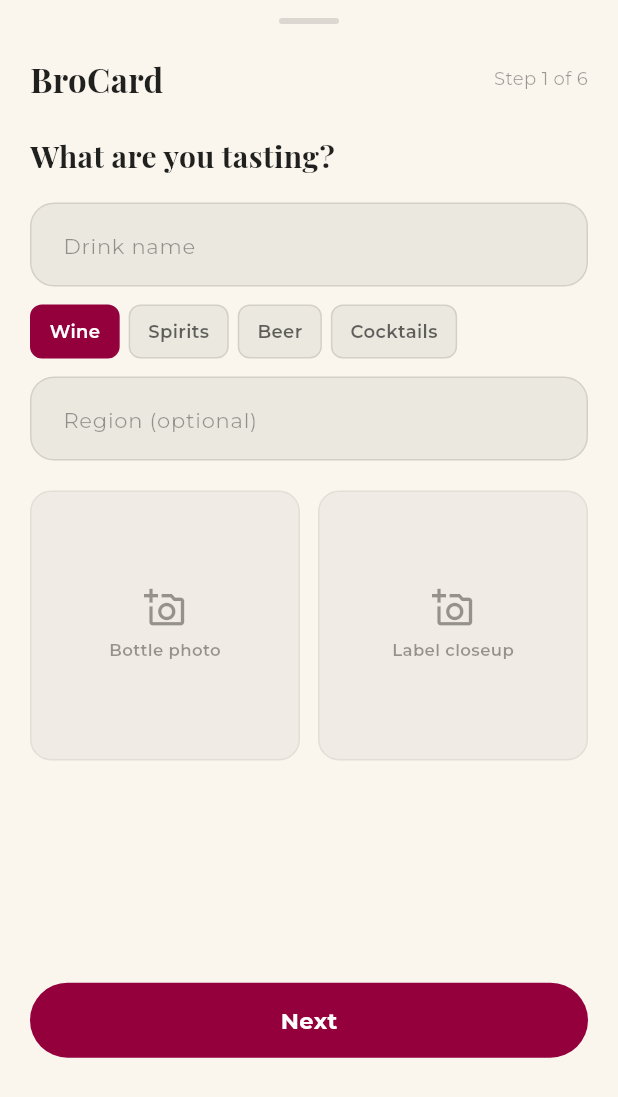
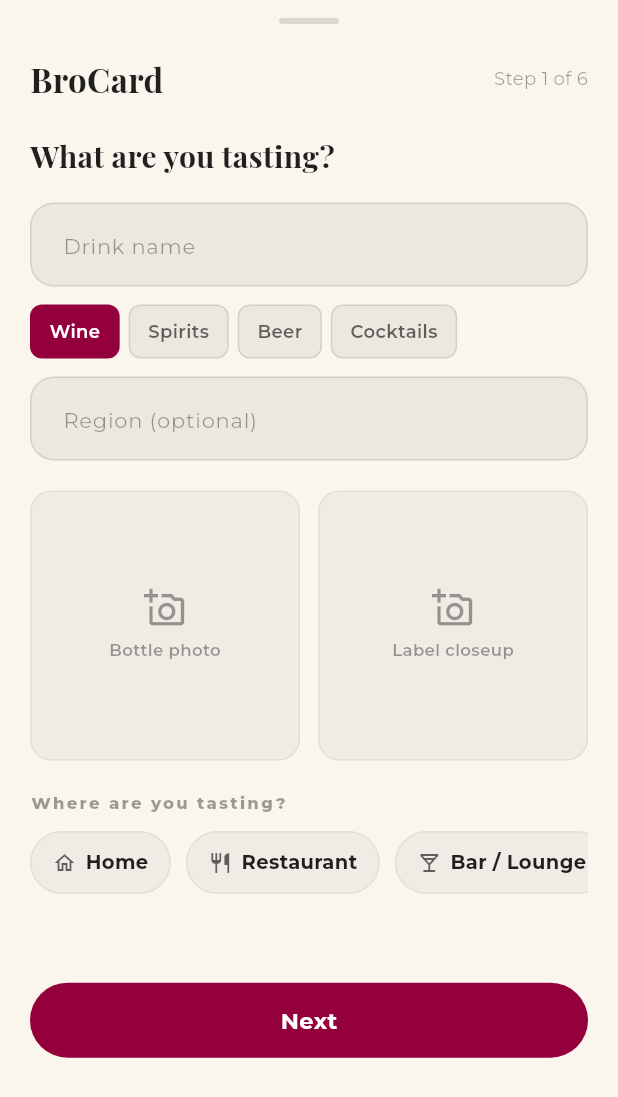
Before and after one commit to dushyantb11-rgb/winebro, a Flutter app: the BroCardSheet widget shown alone on an empty page, opened directly, on a phone screen of 412 x 824 dp. Shown: the top 1097 px of the screen. Run offline on Flutter 3.47's test engine with Material 3 defaults, Android fonts, the phone set to English and light mode, and no system bars; our stand-ins replace cloud_firestore, firebase_auth, firebase_core, firebase_crashlytics, firebase_messaging, firebase_storage and 6 more; missing offline and left inert: google_mlkit_text_recognition, string_similarity; accounts and stored records are empty.

Commit message:
feat(journal): S3.3 — occasion tagging on Quick-log + BroCard (D10) (#25)
Replaces the original "Restaurant mode" sprint item with the
strategic core: occasion tagging that generates D10
"Occasion-context patterns" without OCR. OCR menu scan deferred
to v1.1.

Why scoped down: OCR + pairing-resolver + new full-screen flow
was 4d of work for the same data asset that 6 chips + a single
field write generates. Per user direction: skip OCR.

App (lib/features/journal/):
- domain/journal_context.dart — JournalContext enum: home /
  restaurant / bar / party / travel / other. Distinct from the
  pairing-engine Occasion enum (Date Night / BBQ etc.) which
  modifies engine axes; this one tags WHERE the user is.
- presentation/widgets/occasion_chips.dart — horizontal chip
  scroller, single-select, tap-to-clear. Reused in both sheets.
- presentation/widgets/quick_log_sheet.dart — chips between food
  + buyAgain; saved to JournalEntry.occasion as code string.
- presentation/screens/journal_screen.dart — chips at the bottom
  of the BroCardSheet Info step (after photo slots), saved to
  the same field.

l10n: 7 new keys (occasionPrompt + 6 contexts).

JournalEntry.occasion (existing String? field, previously unused
by writers) is now populated by both save paths. Back-compat:
loaders default to null when missing.

Verified:
- flutter analyze lib/ — 0 errors, 0 warnings
- flutter test test/unit/ — 91/91 passing (no regressions)
- flutter build apk --debug — exit 0

No deployment needed: pure client-side, writes to existing field.

D10 starts collecting: every Quick-log + BroCard from now on adds
one row to the dataset that powers brand B2B insights ("X% of
Sula Sauvignon Blanc happens at restaurants vs Y% at home").

Co-authored-by: PrasannaSwati-UI <300630@ust.com>

```diff
--- /dev/null
+++ b/lib/features/journal/domain/journal_context.dart
@@ -0,0 +1,32 @@
+import 'package:flutter/material.dart';
+
+/// Where / why the user was drinking. Persisted to
+/// `JournalEntry.occasion` (free-form String) using these codes.
+///
+/// D10 "Occasion-context patterns" — every saved BroCard / Quick-log
+/// adds one row to the cohort: home tasting vs out vs travel.
+/// Year-1 target: 3,000 occasion-tagged entries.
+///
+/// Distinct from `core/constants/pairing_constants.Occasion` which is
+/// the pairing-engine context modifier (Date Night, BBQ, etc.).
+/// That's about *what* they want; this is about *where they are*.
+enum JournalContext {
+  home(code: 'home', icon: Icons.home_outlined),
+  restaurant(code: 'restaurant', icon: Icons.restaurant_outlined),
+  bar(code: 'bar', icon: Icons.local_bar_outlined),
+  party(code: 'party', icon: Icons.celebration_outlined),
+  travel(code: 'travel', icon: Icons.flight_outlined),
+  other(code: 'other', icon: Icons.more_horiz);
+
+  const JournalContext({required this.code, required this.icon});
+  final String code;
+  final IconData icon;
+
+  static JournalContext? fromCode(String? c) {
+    if (c == null || c.isEmpty) return null;
+    return JournalContext.values.firstWhere(
+      (j) => j.code == c,
+      orElse: () => JournalContext.other,
+    );
+  }
+}
--- a/lib/features/journal/presentation/screens/journal_screen.dart
+++ b/lib/features/journal/presentation/screens/journal_screen.dart
@@ -12,7 +12,9 @@ import 'package:winebro/core/utils/formatters.dart';
 import 'package:winebro/features/aroma_wheel/domain/aroma_taxonomy.dart';
 import 'package:image_picker/image_picker.dart';
 import 'package:winebro/features/journal/data/brocard_photo_service.dart';
+import 'package:winebro/features/journal/domain/journal_context.dart';
 import 'package:winebro/features/journal/domain/journal_entry.dart';
+import 'package:winebro/features/journal/presentation/widgets/occasion_chips.dart';
 import 'package:winebro/features/journal/presentation/widgets/quick_log_sheet.dart';
 import 'package:winebro/features/profile/data/gamification_service.dart';
 import 'package:winebro/shared/widgets/hero_photo_card.dart';
@@ -592,6 +594,7 @@ class _BroCardSheetState extends ConsumerState<BroCardSheet> {
   String? _bottlePhotoUrl;
   String? _labelPhotoUrl;
   bool _photoUploading = false;
+  JournalContext? _context;
   late final String _draftId =
       DateTime.now().millisecondsSinceEpoch.toString();
 
@@ -637,6 +640,7 @@ class _BroCardSheetState extends ConsumerState<BroCardSheet> {
       buyAgain: _buyAgain,
       bottlePhotoUrl: _bottlePhotoUrl,
       labelPhotoUrl: _labelPhotoUrl,
+      occasion: _context?.code,
     );
 
     await FirebaseFirestore.instance
@@ -796,6 +800,21 @@ class _BroCardSheetState extends ConsumerState<BroCardSheet> {
               ),
             ),
           ],
+        ),
+        const SizedBox(height: 20),
+        Text(
+          l10n.occasionPrompt,
+          style: TextStyle(
+            color: colors.textTertiary,
+            fontSize: 11,
+            fontWeight: FontWeight.w800,
+            letterSpacing: 1.5,
+          ),
+        ),
+        const SizedBox(height: 10),
+        OccasionChips(
+          selected: _context,
+          onChanged: (c) => setState(() => _context = c),
         ),
       ],
     );
--- /dev/null
+++ b/lib/features/journal/presentation/widgets/occasion_chips.dart
@@ -0,0 +1,108 @@
+import 'package:flutter/material.dart';
+import 'package:flutter/services.dart';
+import 'package:winebro/core/l10n/l10n_extension.dart';
+import 'package:winebro/core/theme/app_colors.dart';
+import 'package:winebro/features/journal/domain/journal_context.dart';
+
+/// Horizontal scroller of context chips used by Quick-log + BroCard.
+/// Single-select; tapping the active one clears the selection so the
+/// user can opt out without an explicit "none" tile.
+class OccasionChips extends StatelessWidget {
+  const OccasionChips({
+    required this.selected,
+    required this.onChanged,
+    super.key,
+  });
+
+  final JournalContext? selected;
+  final void Function(JournalContext?) onChanged;
+
+  @override
+  Widget build(BuildContext context) {
+    final colors = context.appColors;
+    return SingleChildScrollView(
+      scrollDirection: Axis.horizontal,
+      child: Row(
+        children: [
+          for (final ctx in JournalContext.values)
+            Padding(
+              padding: const EdgeInsets.only(right: 10),
+              child: _ContextChip(
+                ctx: ctx,
+                active: selected == ctx,
+                colors: colors,
+                onTap: () {
+                  HapticFeedback.selectionClick();
+                  onChanged(selected == ctx ? null : ctx);
+                },
+              ),
+            ),
+        ],
+      ),
+    );
+  }
+}
+
+class _ContextChip extends StatelessWidget {
+  const _ContextChip({
+    required this.ctx,
+    required this.active,
+    required this.colors,
+    required this.onTap,
+  });
+
+  final JournalContext ctx;
+  final bool active;
+  final AppColors colors;
+  final VoidCallback onTap;
+
+  @override
+  Widget build(BuildContext context) {
+    final label = _labelFor(context, ctx);
+    return GestureDetector(
+      onTap: onTap,
+      child: AnimatedContainer(
+        duration: const Duration(milliseconds: 180),
+        padding: const EdgeInsets.symmetric(horizontal: 14, vertical: 10),
+        decoration: BoxDecoration(
+          color: active ? colors.paprika : colors.surface1,
+          borderRadius: BorderRadius.circular(999),
+          border: Border.all(
+            color: active ? colors.paprika : colors.borderSubtle,
+          ),
+        ),
+        child: Row(
+          mainAxisSize: MainAxisSize.min,
+          children: [
+            Icon(
+              ctx.icon,
+              size: 16,
+              color: active ? colors.inkOnHero : colors.textSecondary,
+            ),
+            const SizedBox(width: 6),
+            Text(
+              label,
+              style: TextStyle(
+                color: active ? colors.inkOnHero : colors.textPrimary,
+                fontSize: 13,
+                fontWeight: FontWeight.w700,
+              ),
+            ),
+          ],
+        ),
+      ),
+    );
+  }
+
+  static String _labelFor(BuildContext context, JournalContext c) {
+    final l10n = context.l10n;
+    return switch (c) {
+      JournalContext.home => l10n.contextHome,
+      JournalContext.restaurant => l10n.contextRestaurant,
+      JournalContext.bar => l10n.contextBar,
+      JournalContext.party => l10n.contextParty,
+      JournalContext.travel => l10n.contextTravel,
+      JournalContext.other => l10n.contextOther,
+    };
+  }
+}
--- a/lib/features/journal/presentation/widgets/quick_log_sheet.dart
+++ b/lib/features/journal/presentation/widgets/quick_log_sheet.dart
@@ -8,8 +8,10 @@ import 'package:winebro/core/l10n/l10n_extension.dart';
 import 'package:winebro/core/theme/app_colors.dart';
 import 'package:winebro/core/theme/app_motion.dart';
 import 'package:winebro/core/theme/app_theme.dart';
+import 'package:winebro/features/journal/domain/journal_context.dart';
 import 'package:winebro/features/journal/domain/journal_entry.dart';
 import 'package:winebro/features/journal/presentation/screens/journal_screen.dart';
+import 'package:winebro/features/journal/presentation/widgets/occasion_chips.dart';
 import 'package:winebro/features/profile/data/gamification_service.dart';
 import 'package:winebro/features/pairing/data/seed_dishes.dart';
 import 'package:winebro/features/pairing/data/seed_products.dart';
@@ -84,6 +86,7 @@ class _QuickLogSheetState extends ConsumerState<QuickLogSheet> {
   String? _customDish;
   bool _buyAgain = false;
   bool _saving = false;
+  JournalContext? _context;
 
   @override
   void initState() {
@@ -152,6 +155,7 @@ class _QuickLogSheetState extends ConsumerState<QuickLogSheet> {
       createdAt: DateTime.now(),
       foodPaired: foodPaired,
       buyAgain: _buyAgain,
+      occasion: _context?.code,
     );
 
     try {
@@ -302,7 +306,17 @@ class _QuickLogSheetState extends ConsumerState<QuickLogSheet> {
                   });
                 },
               ),
-              const SizedBox(height: 28),
+              const SizedBox(height: 24),
+              Text(
+                context.l10n.occasionPrompt,
+                style: context.eyebrow.copyWith(color: colors.textTertiary),
+              ),
+              const SizedBox(height: 12),
+              OccasionChips(
+                selected: _context,
+                onChanged: (c) => setState(() => _context = c),
+              ),
+              const SizedBox(height: 24),
               SwitchListTile(
                 value: _buyAgain,
                 onChanged: (v) {
--- a/lib/l10n/app_en.arb
+++ b/lib/l10n/app_en.arb
@@ -878,5 +878,21 @@
   "@brocardPhotoGallery": {"description": "Photo source picker"},
 
   "brocardPhotoUploadFailed": "Couldn't upload that photo. Try again?",
-  "@brocardPhotoUploadFailed": {"description": "Photo upload failure snackbar"}
+  "@brocardPhotoUploadFailed": {"description": "Photo upload failure snackbar"},
+
+  "occasionPrompt": "Where are you tasting?",
+  "@occasionPrompt": {"description": "Occasion picker prompt"},
+
+  "contextHome": "Home",
+  "@contextHome": {"description": "Tasting context"},
+  "contextRestaurant": "Restaurant",
+  "@contextRestaurant": {"description": "Tasting context"},
+  "contextBar": "Bar / Lounge",
+  "@contextBar": {"description": "Tasting context"},
+  "contextParty": "Party",
+  "@contextParty": {"description": "Tasting context"},
+  "contextTravel": "Travel",
+  "@contextTravel": {"description": "Tasting context"},
+  "contextOther": "Other",
+  "@contextOther": {"description": "Tasting context"}
 }
```
Also changed, not shown: lib/l10n/generated/app_localizations.dart, lib/l10n/generated/app_localizations_en.dart, lib/l10n/generated/app_localizations_gu.dart, lib/l10n/generated/app_localizations_hi.dart, lib/l10n/generated/app_localizations_mr.dart.
